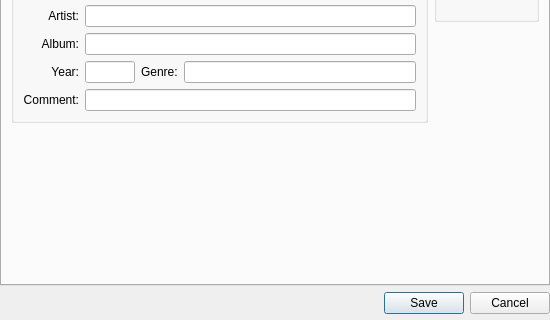
Before: the Qt Designer form libs/mediainfowindow/MediaInfoWindow.ui in tkrotoff/QuarkPlayer, drawn with Qt 5; both pictures show x 0 to 550 and y 143 to 463 of the 550 by 463 pixel window.
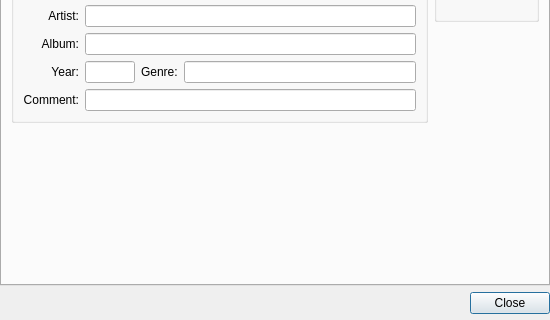
After: the same form once the commit is applied.

```diff
--- a/libs/mediainfowindow/MediaInfoWindow.ui
+++ b/libs/mediainfowindow/MediaInfoWindow.ui
@@ -292,11 +292,8 @@
    </item>
    <item row="1" column="0" >
     <widget class="QDialogButtonBox" name="buttonBox" >
-     <property name="orientation" >
-      <enum>Qt::Horizontal</enum>
-     </property>
      <property name="standardButtons" >
-      <set>QDialogButtonBox::Cancel|QDialogButtonBox::Save</set>
+      <set>QDialogButtonBox::Close</set>
      </property>
     </widget>
    </item>
```
Left out of the diff: 48 changed lines with no effect on the pictures.
